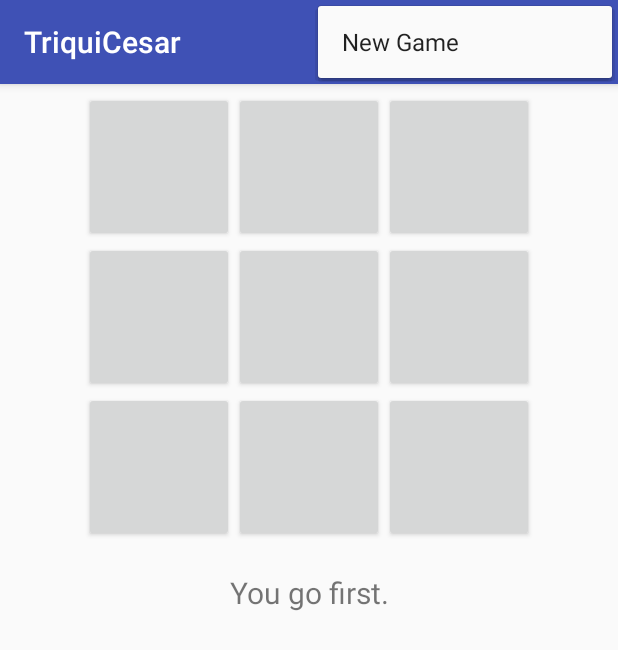
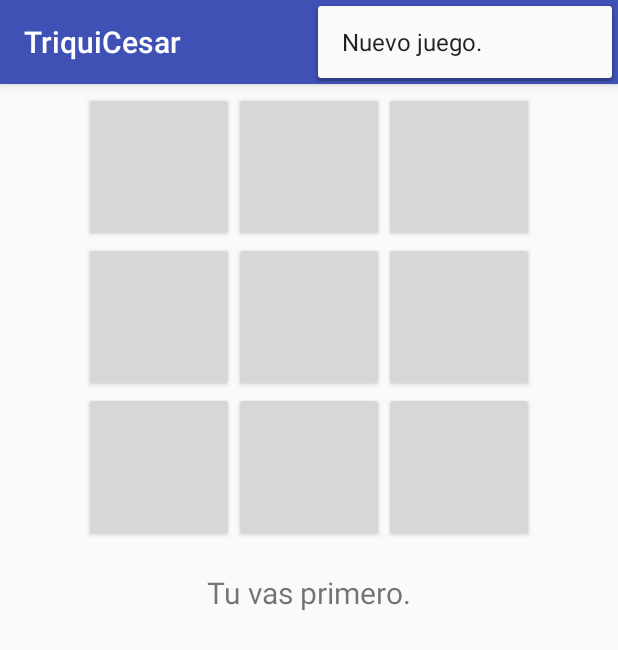
Before and after one commit to cgalvist/movilesUnal2016-2, an Android app: the screen it shows after launch (MainActivityTriqui), with the options menu open, on a phone screen of 412 x 824 dp. Shown: the top 650 px of the screen. Run offline under Robolectric (Android 15) with nearby library versions, the phone set to English and light mode, and no system bars.

Commit message:
textos del triqui en español

```diff
--- a/retos/reto 3/TriquiCesar/app/src/main/java/cgt/triquicesar/MainActivityTriqui.java
+++ b/retos/reto 3/TriquiCesar/app/src/main/java/cgt/triquicesar/MainActivityTriqui.java
@@ -55,13 +55,13 @@ public class MainActivityTriqui extends AppCompatActivity {
         }
 
         // Human goes first
-        mInfoTextView.setText("You go first.");
+        mInfoTextView.setText(R.string.first_human);
     }
 
     @Override
     public boolean onCreateOptionsMenu(Menu menu) {
         super.onCreateOptionsMenu(menu);
-        menu.add("New Game");
+        menu.add(R.string.new_game);
         return true;
     }
 
--- a/retos/reto 3/TriquiCesar/app/src/main/res/values/strings.xml
+++ b/retos/reto 3/TriquiCesar/app/src/main/res/values/strings.xml
@@ -1,9 +1,10 @@
 <resources>
     <string name="app_name">TriquiCesar</string>
-    <string name="first_human">You go first.</string>
-    <string name="turn_human">Your turn.</string>
-    <string name="turn_computer">Android\'s turn.</string>
-    <string name="result_tie">It\'s a tie.</string>
-    <string name="result_human_wins">You won!</string>
-    <string name="result_computer_wins">Android won!</string>
+    <string name="new_game">Nuevo juego.</string>
+    <string name="first_human">Tu vas primero.</string>
+    <string name="turn_human">Tu turno.</string>
+    <string name="turn_computer">Turno de Android.</string>
+    <string name="result_tie">Esto es un empate.</string>
+    <string name="result_human_wins">Tu ganas!</string>
+    <string name="result_computer_wins">Android gana!</string>
 </resources>
```
